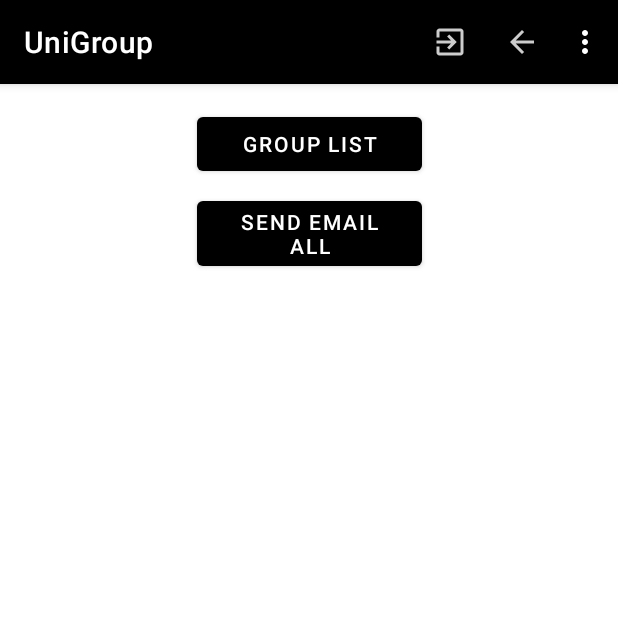
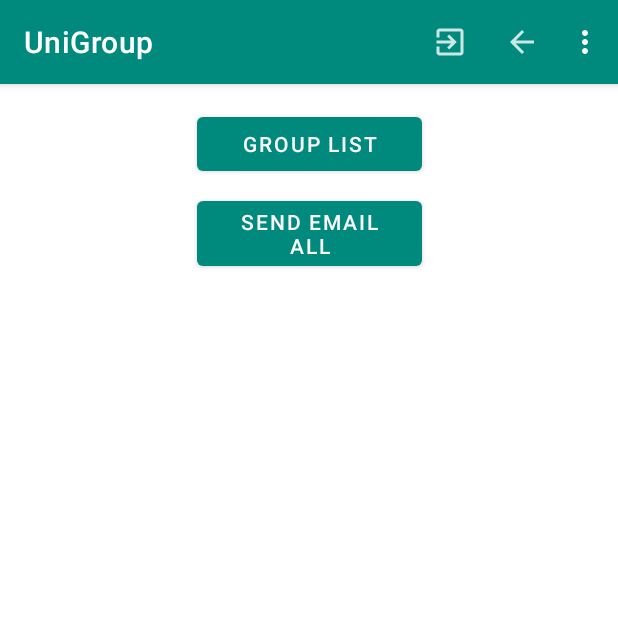
Before and after one commit to maksimisu/UniGroup, an Android app: the screen it shows after launch once a user with an empty profile is signed in (MainActivity), on a phone screen of 412 x 824 dp, the top half of it. Run offline under Robolectric (Android 15) with nearby library versions, the light colour scheme and no system bars; our stand-ins replace Firebase (no records; nobody signed in at launch, a user with empty details on screens opened directly).

Commit message:
version 1.0.1 redesign

```diff
--- a/app/src/main/java/com/blackbird/unigroup/activities/MainActivity.kt
+++ b/app/src/main/java/com/blackbird/unigroup/activities/MainActivity.kt
@@ -20,7 +20,7 @@ import kotlin.system.exitProcess
 
 class MainActivity : AppCompatActivity() {
 
-    lateinit var auth: FirebaseAuth
+    private lateinit var auth: FirebaseAuth
     private lateinit var currentUser: FirebaseUser
     private lateinit var dbReference: DatabaseReference
     private var studentsList = mutableListOf<Student>()
@@ -70,6 +70,9 @@ class MainActivity : AppCompatActivity() {
         return when(item.itemId) {
             R.id.actionExitAccount -> {
                 auth.signOut()
+                val intent = Intent(this, LoginActivity::class.java).also {
+                    startActivity(it)
+                }
                 finish()
                 true
             }
--- a/app/src/main/res/menu/menu_profile.xml
+++ b/app/src/main/res/menu/menu_profile.xml
@@ -6,7 +6,7 @@
         android:id="@+id/actionExitAccount"
         android:icon="@drawable/ic_exit_account"
         android:title="@string/exit_account"
-        app:showAsAction="always" />
+        app:showAsAction="ifRoom" />
 
     <item
         android:id="@+id/actionBack"
--- /dev/null
+++ b/app/src/main/res/values-night/themes.xml
@@ -0,0 +1,20 @@
+<resources xmlns:tools="http://schemas.android.com/tools">
+    <!-- Base application theme. -->
+    <style name="Theme.UniGroup" parent="Theme.MaterialComponents.DayNight.DarkActionBar">
+        <!-- Primary brand color. -->
+        <item name="colorPrimary">@color/color_black</item>
+        <item name="colorPrimaryVariant">@color/gray_900</item>
+        <item name="colorOnPrimary">@color/gray_500</item>
+        <!-- Secondary brand color. -->
+        <item name="colorSecondary">@color/teal_700</item>
+        <item name="colorSecondaryVariant">@color/teal_900</item>
+        <item name="colorOnSecondary">@color/gray_100</item>
+        <!-- Surface brand color. -->
+        <item name="colorSurface">@color/gray_900</item>
+        <!-- Status bar. -->
+        <item name="android:statusBarColor" tools:targetApi="l">@color/color_black</item>
+        <!-- Customize your theme here. -->
+        <item name="android:textSize">@dimen/text_size</item>
+        <item name="android:textColor">@color/gray_500</item>
+    </style>
+</resources>
--- a/app/src/main/res/values/colors.xml
+++ b/app/src/main/res/values/colors.xml
@@ -2,4 +2,29 @@
 <resources>
     <color name="color_black">#FF000000</color>
     <color name="color_white">#FFFFFFFF</color>
+
+    <!-- GRAY -->
+    <color name="gray_50">#FFFAFAFA</color>
+    <color name="gray_100">#FFF5F5F5</color>
+    <color name="gray_200">#FFEEEEEE</color>
+    <color name="gray_300">#FFE0E0E0</color>
+    <color name="gray_400">#FFBDBDBD</color>
+    <color name="gray_500">#FF9E9E9E</color>
+    <color name="gray_600">#FF757575</color>
+    <color name="gray_700">#FF616161</color>
+    <color name="gray_800">#FF424242</color>
+    <color name="gray_900">#FF212121</color>
+
+    <!-- TEAL -->
+    <color name="teal_50">#FFE0F2F1</color>
+    <color name="teal_100">#FFB2DFDB</color>
+    <color name="teal_200">#FF80CBC4</color>
+    <color name="teal_300">#FF4DB6AC</color>
+    <color name="teal_400">#FF26A69A</color>
+    <color name="teal_500">#FF009688</color>
+    <color name="teal_600">#FF00897D</color>
+    <color name="teal_700">#FF00796B</color>
+    <color name="teal_800">#FF00695C</color>
+    <color name="teal_900">#FF004D40</color>
+
 </resources>
--- a/app/src/main/res/values/strings.xml
+++ b/app/src/main/res/values/strings.xml
@@ -4,7 +4,7 @@
     <string name="back">Back</string>
     <string name="ok">OK</string>
     <string name="cancel">Cancel</string>
-    <string name="apply_changes">Apply changes</string>
+    <string name="apply_changes">Apply</string>
 
     <!-- Login -->
     <string name="name_hint">Enter name</string>
@@ -58,7 +58,7 @@
     <string name="hint_new_lastname">Enter new lastname</string>
     <string name="hint_new_name">Enter new name</string>
     <string name="hint_new_surname">Enter new surname</string>
-    <string name="hint_new_id">Enter new list id</string>
+    <string name="hint_new_id">New list id</string>
     <string name="hint_new_email">Enter new email</string>
     <string name="hint_new_phone">Enter new phone</string>
     <string name="hint_new_birthday">Enter new birthday</string>
--- a/app/src/main/res/values/themes.xml
+++ b/app/src/main/res/values/themes.xml
@@ -2,12 +2,17 @@
     <!-- Base application theme. -->
     <style name="Theme.UniGroup" parent="Theme.MaterialComponents.DayNight.DarkActionBar">
         <!-- Primary brand color. -->
-        <item name="colorPrimary">@color/color_black</item>
-        <item name="colorPrimaryVariant">@color/color_black</item>
-        <item name="colorOnPrimary">@color/color_white</item>
+        <item name="colorPrimary">@color/teal_600</item>
+        <item name="colorPrimaryVariant">@color/teal_800</item>
+        <item name="colorOnPrimary">@color/gray_50</item>
+        <!-- Secondary brand color. -->
+        <item name="colorSecondary">@color/gray_800</item>
+        <item name="colorSecondaryVariant">@color/gray_900</item>
+        <item name="colorOnSecondary">@color/gray_50</item>
         <!-- Status bar color. -->
         <item name="android:statusBarColor" tools:targetApi="l">?attr/colorPrimaryVariant</item>
         <!-- Customize your theme here. -->
         <item name="android:textSize">@dimen/text_size</item>
+        <item name="android:textColor">@color/gray_900</item>
     </style>
 </resources>
--- a/build.gradle
+++ b/build.gradle
@@ -7,7 +7,7 @@ buildscript {
     }
     dependencies {
         classpath 'com.google.gms:google-services:4.3.5'
-        classpath 'com.android.tools.build:gradle:4.1.2'
+        classpath 'com.android.tools.build:gradle:4.1.3'
         classpath "org.jetbrains.kotlin:kotlin-gradle-plugin:$kotlin_version"
         classpath "org.jetbrains.kotlin:kotlin-android-extensions:$kotlin_version"
 
```
Also changed, not shown: app/build.gradle (+7 -7 lines), app/src/main/java/com/blackbird/unigroup/data/Student.kt (+99 -0 lines), app/src/main/java/com/blackbird/unigroup/data/User.kt (+31 -3 lines), app/src/main/res/drawable-anydpi/ic_add.xml (added, +11 -0 lines), app/src/main/res/layout/activity_students_list.xml (+16 -8 lines), app/src/main/res/layout/rv_group_item.xml (+15 -4 lines), app/src/main/res/drawable-hdpi/ic_add.png (added), app/src/main/res/drawable-mdpi/ic_add.png (added), app/src/main/res/drawable-xhdpi/ic_add.png (added), app/src/main/res/drawable-xxhdpi/ic_add.png (added), 1 other file.
